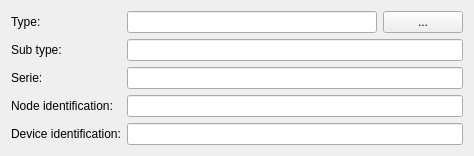
Before: the Qt Designer form src/mdttools/mdttesttool/mdtTtTestNodeEditor.ui in scandyna/multidiagtools, drawn with Qt 5.
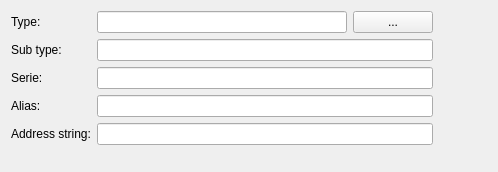
After: the same form once the commit is applied.

Commit message: Working on test tool (integrating device part modifications)

The edit to the form file:
```diff
--- a/src/mdttools/mdttesttool/mdtTtTestNodeEditor.ui
+++ b/src/mdttools/mdttesttool/mdtTtTestNodeEditor.ui
@@ -6,8 +6,8 @@
    <rect>
     <x>0</x>
     <y>0</y>
-    <width>442</width>
-    <height>144</height>
+    <width>498</width>
+    <height>172</height>
    </rect>
   </property>
   <property name="windowTitle">
@@ -78,7 +78,7 @@
      <item row="3" column="0">
       <widget class="QLabel" name="lb_nodeIdentification">
        <property name="text">
-        <string>Node identification:</string>
+        <string>Alias:</string>
        </property>
       </widget>
      </item>
@@ -91,7 +91,7 @@
      <item row="4" column="0">
       <widget class="QLabel" name="lbDeviceIdentification">
        <property name="text">
-        <string>Device identification:</string>
+        <string>Address string:</string>
        </property>
       </widget>
      </item>
```
Left out of the diff: 8 changed lines with no effect on the pictures. The commit also changes 33 other files.
